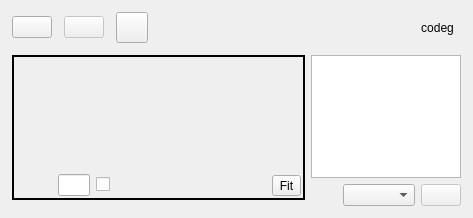
This is src/Ui/AppWindow.ui in NikolayRag/codeg as Qt 5 draws it before an edit. The edited form follows.
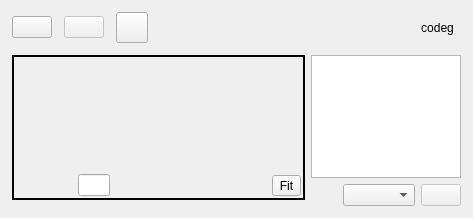
This is the edited form. Icons and pictures are not drawn.

Patch:
```diff
--- a/src/Ui/AppWindow.ui
+++ b/src/Ui/AppWindow.ui
@@ -399,16 +399,6 @@
                        </property>
                       </widget>
                      </item>
-                     <item>
-                      <widget class="QCheckBox" name="checkLayerOn">
-                       <property name="text">
-                        <string/>
-                       </property>
-                       <property name="tristate">
-                        <bool>false</bool>
-                       </property>
-                      </widget>
-                     </item>
                     </layout>
                    </item>
                   </layout>
```
